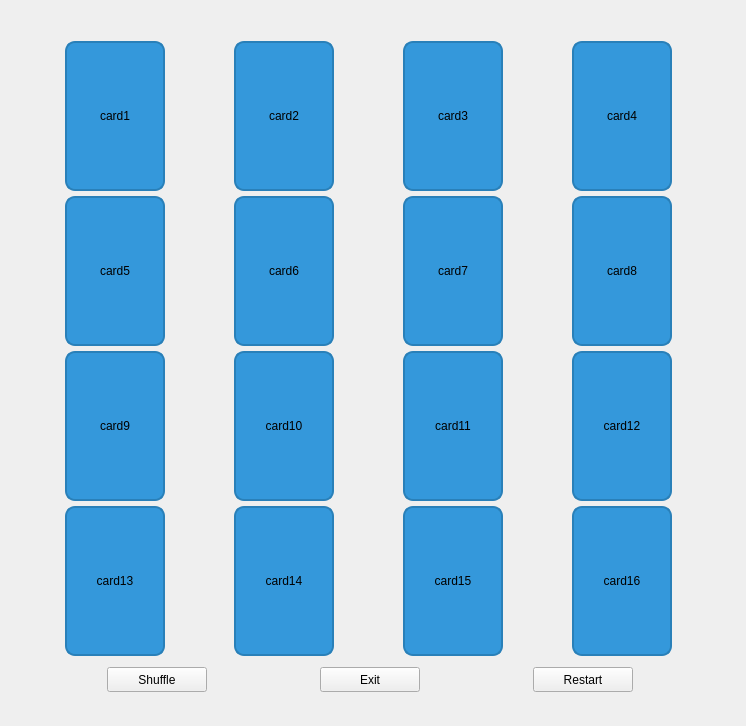
Above: MemoFlip/gamewindow.ui from JulioEPV/SE-Project-Group4 before the change. Below: the same form after it.
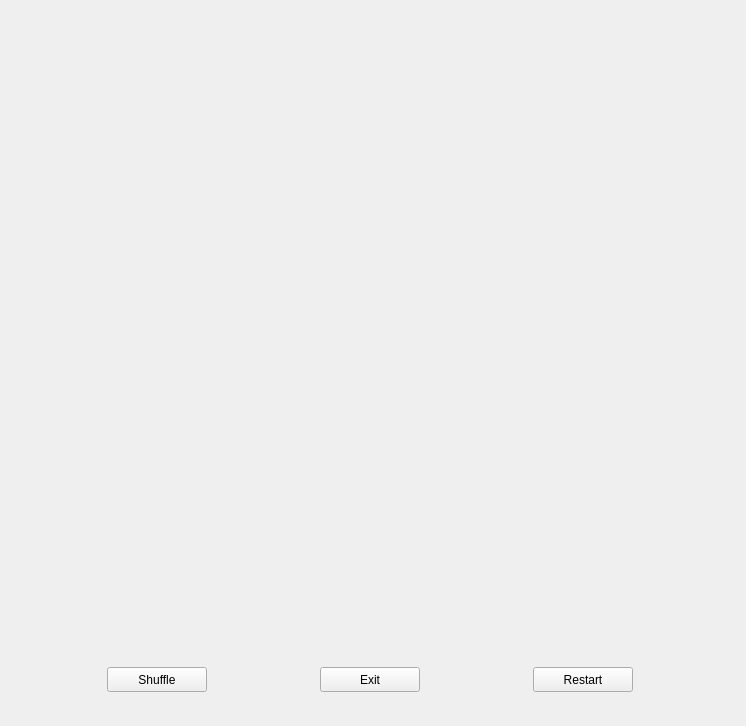
That is the form after the change.

Commit message: Created more of the card game. Adding restart feature as well

Diff of the .ui file:
```diff
--- a/MemoFlip/gamewindow.ui
+++ b/MemoFlip/gamewindow.ui
@@ -13,405 +13,6 @@
   <property name="windowTitle">
    <string>Form</string>
   </property>
-  <widget class="QWidget" name="gridLayoutWidget">
-   <property name="geometry">
-    <rect>
-     <x>0</x>
-     <y>40</y>
-     <width>741</width>
-     <height>621</height>
-    </rect>
-   </property>
-   <layout class="QGridLayout" name="gridLayout">
-    <property name="spacing">
-     <number>4</number>
-    </property>
-    <item row="2" column="2">
-     <widget class="QPushButton" name="card11">
-      <property name="maximumSize">
-       <size>
-        <width>100</width>
-        <height>150</height>
-       </size>
-      </property>
-      <property name="styleSheet">
-       <string notr="true">QPushButton {
-    background-color: #3498db;
-    border: 2px solid #2980b9;
-    border-radius: 10px;
-}
-QPushButton:pressed {
-    background-color: #2980b9;
-}
-</string>
-      </property>
-      <property name="text">
-       <string>card11</string>
-      </property>
-     </widget>
-    </item>
-    <item row="3" column="3">
-     <widget class="QPushButton" name="card16">
-      <property name="maximumSize">
-       <size>
-        <width>100</width>
-        <height>150</height>
-       </size>
-      </property>
-      <property name="styleSheet">
-       <string notr="true">QPushButton {
-    background-color: #3498db;
-    border: 2px solid #2980b9;
-    border-radius: 10px;
-}
-QPushButton:pressed {
-    background-color: #2980b9;
-}
-</string>
-      </property>
-      <property name="text">
-       <string>card16</string>
-      </property>
-     </widget>
-    </item>
-    <item row="1" column="0">
-     <widget class="QPushButton" name="card5">
-      <property name="maximumSize">
-       <size>
-        <width>100</width>
-        <height>150</height>
-       </size>
-      </property>
-      <property name="styleSheet">
-       <string notr="true">QPushButton {
-    background-color: #3498db;
-    border: 2px solid #2980b9;
-    border-radius: 10px;
-}
-QPushButton:pressed {
-    background-color: #2980b9;
-}
-</string>
-      </property>
-      <property name="text">
-       <string>card5</string>
-      </property>
-     </widget>
-    </item>
-    <item row="3" column="2">
-     <widget class="QPushButton" name="pushButton_11card15">
-      <property name="maximumSize">
-       <size>
-        <width>100</width>
-        <height>150</height>
-       </size>
-      </property>
-      <property name="styleSheet">
-       <string notr="true">QPushButton {
-    background-color: #3498db;
-    border: 2px solid #2980b9;
-    border-radius: 10px;
-}
-QPushButton:pressed {
-    background-color: #2980b9;
-}
-</string>
-      </property>
-      <property name="text">
-       <string>card15</string>
-      </property>
-     </widget>
-    </item>
-    <item row="2" column="3">
-     <widget class="QPushButton" name="card12">
-      <property name="maximumSize">
-       <size>
-        <width>100</width>
-        <height>150</height>
-       </size>
-      </property>
-      <property name="styleSheet">
-       <string notr="true">QPushButton {
-    background-color: #3498db;
-    border: 2px solid #2980b9;
-    border-radius: 10px;
-}
-QPushButton:pressed {
-    background-color: #2980b9;
-}
-</string>
-      </property>
-      <property name="text">
-       <string>card12</string>
-      </property>
-     </widget>
-    </item>
-    <item row="1" column="1">
-     <widget class="QPushButton" name="card6">
-      <property name="maximumSize">
-       <size>
-        <width>100</width>
-        <height>150</height>
-       </size>
-      </property>
-      <property name="styleSheet">
-       <string notr="true">QPushButton {
-    background-color: #3498db;
-    border: 2px solid #2980b9;
-    border-radius: 10px;
-}
-QPushButton:pressed {
-    background-color: #2980b9;
-}
-</string>
-      </property>
-      <property name="text">
-       <string>card6</string>
-      </property>
-     </widget>
-    </item>
-    <item row="3" column="1">
-     <widget class="QPushButton" name="card14">
-      <property name="maximumSize">
-       <size>
-        <width>100</width>
-        <height>150</height>
-       </size>
-      </property>
-      <property name="styleSheet">
-       <string notr="true">QPushButton {
-    background-color: #3498db;
-    border: 2px solid #2980b9;
-    border-radius: 10px;
-}
-QPushButton:pressed {
-    background-color: #2980b9;
-}
-</string>
-      </property>
-      <property name="text">
-       <string>card14</string>
-      </property>
-     </widget>
-    </item>
-    <item row="0" column="2">
-     <widget class="QPushButton" name="card3">
-      <property name="maximumSize">
-       <size>
-        <width>100</width>
-        <height>150</height>
-       </size>
-      </property>
-      <property name="styleSheet">
-       <string notr="true">QPushButton {
-    background-color: #3498db;
-    border: 2px solid #2980b9;
-    border-radius: 10px;
-}
-QPushButton:pressed {
-    background-color: #2980b9;
-}
-</string>
-      </property>
-      <property name="text">
-       <string>card3</string>
-      </property>
-     </widget>
-    </item>
-    <item row="2" column="0">
-     <widget class="QPushButton" name="card9">
-      <property name="maximumSize">
-       <size>
-        <width>100</width>
-        <height>150</height>
-       </size>
-      </property>
-      <property name="styleSheet">
-       <string notr="true">QPushButton {
-    background-color: #3498db;
-    border: 2px solid #2980b9;
-    border-radius: 10px;
-}
-QPushButton:pressed {
-    background-color: #2980b9;
-}
-</string>
-      </property>
-      <property name="text">
-       <string>card9</string>
-      </property>
-     </widget>
-    </item>
-    <item row="3" column="0">
-     <widget class="QPushButton" name="card13">
-      <property name="maximumSize">
-       <size>
-        <width>100</width>
-        <height>150</height>
-       </size>
-      </property>
-      <property name="styleSheet">
-       <string notr="true">QPushButton {
-    background-color: #3498db;
-    border: 2px solid #2980b9;
-    border-radius: 10px;
-}
-QPushButton:pressed {
-    background-color: #2980b9;
-}
-</string>
-      </property>
-      <property name="text">
-       <string>card13</string>
-      </property>
-     </widget>
-    </item>
-    <item row="0" column="3">
-     <widget class="QPushButton" name="card4">
-      <property name="maximumSize">
-       <size>
-        <width>100</width>
-        <height>150</height>
-       </size>
-      </property>
-      <property name="styleSheet">
-       <string notr="true">QPushButton {
-    background-color: #3498db;
-    border: 2px solid #2980b9;
-    border-radius: 10px;
-}
-QPushButton:pressed {
-    background-color: #2980b9;
-}
-</string>
-      </property>
-      <property name="text">
-       <string>card4</string>
-      </property>
-     </widget>
-    </item>
-    <item row="0" column="0">
-     <widget class="QPushButton" name="card1">
-      <property name="maximumSize">
-       <size>
-        <width>100</width>
-        <height>150</height>
-       </size>
-      </property>
-      <property name="styleSheet">
-       <string notr="true">QPushButton {
-    background-color: #3498db;
-    border: 2px solid #2980b9;
-    border-radius: 10px;
-}
-QPushButton:pressed {
-    background-color: #2980b9;
-}
-</string>
-      </property>
-      <property name="text">
-       <string>card1</string>
-      </property>
-     </widget>
-    </item>
-    <item row="2" column="1">
-     <widget class="QPushButton" name="card10">
-      <property name="maximumSize">
-       <size>
-        <width>100</width>
-        <height>150</height>
-       </size>
-      </property>
-      <property name="styleSheet">
-       <string notr="true">QPushButton {
-    background-color: #3498db;
-    border: 2px solid #2980b9;
-    border-radius: 10px;
-}
-QPushButton:pressed {
-    background-color: #2980b9;
-}
-</string>
-      </property>
-      <property name="text">
-       <string>card10</string>
-      </property>
-     </widget>
-    </item>
-    <item row="1" column="2">
-     <widget class="QPushButton" name="card7">
-      <property name="maximumSize">
-       <size>
-        <width>100</width>
-        <height>150</height>
-       </size>
-      </property>
-      <property name="styleSheet">
-       <string notr="true">QPushButton {
-    background-color: #3498db;
-    border: 2px solid #2980b9;
-    border-radius: 10px;
-}
-QPushButton:pressed {
-    background-color: #2980b9;
-}
-</string>
-      </property>
-      <property name="text">
-       <string>card7</string>
-      </property>
-     </widget>
-    </item>
-    <item row="1" column="3">
-     <widget class="QPushButton" name="card8">
-      <property name="maximumSize">
-       <size>
-        <width>100</width>
-        <height>150</height>
-       </size>
-      </property>
-      <property name="styleSheet">
-       <string notr="true">QPushButton {
-    background-color: #3498db;
-    border: 2px solid #2980b9;
-    border-radius: 10px;
-}
-QPushButton:pressed {
-    background-color: #2980b9;
-}
-</string>
-      </property>
-      <property name="text">
-       <string>card8</string>
-      </property>
-     </widget>
-    </item>
-    <item row="0" column="1">
-     <widget class="QPushButton" name="card2">
-      <property name="maximumSize">
-       <size>
-        <width>100</width>
-        <height>150</height>
-       </size>
-      </property>
-      <property name="styleSheet">
-       <string notr="true">QPushButton {
-    background-color: #3498db;
-    border: 2px solid #2980b9;
-    border-radius: 10px;
-}
-QPushButton:pressed {
-    background-color: #2980b9;
-}
-</string>
-      </property>
-      <property name="text">
-       <string>card2</string>
-      </property>
-     </widget>
-    </item>
-   </layout>
-  </widget>
   <widget class="QWidget" name="horizontalLayoutWidget">
    <property name="geometry">
     <rect>
```
The commit also changes 51 other files.
